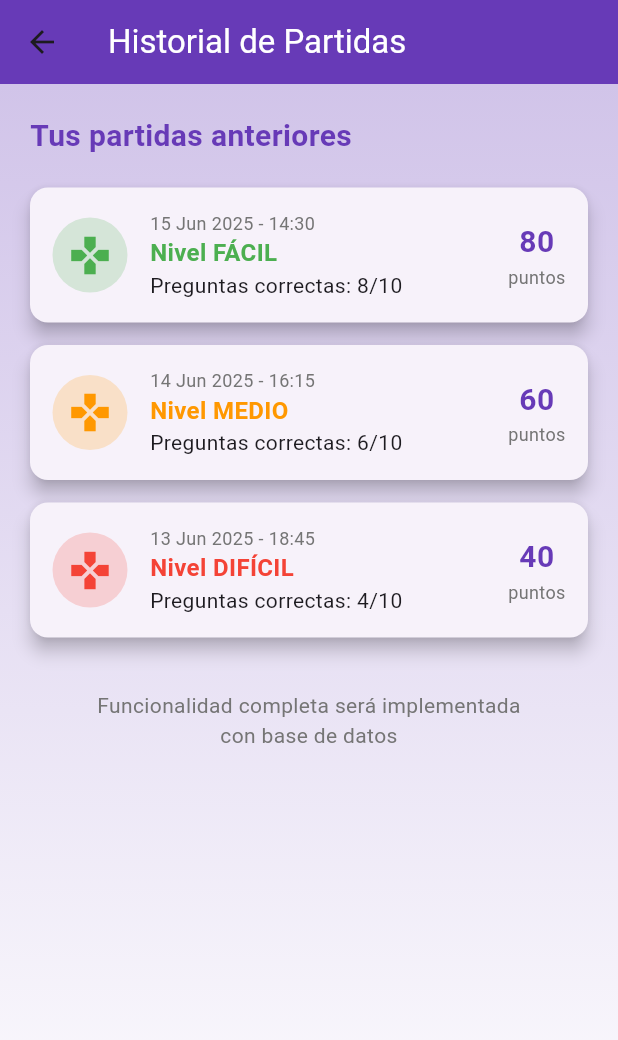
After one commit to Mila21xy/DISPOSITIVOS-M-VILES, a Flutter app: the HistoryScreen screen opened directly, on a phone screen of 412 x 824 dp. The commit adds this screen. Shown: the top 1040 px of the screen. Run offline on Flutter 3.47's test engine with Material 3 defaults, Android fonts, the phone set to English and light mode, and no system bars.

Commit message:
Añadiendo e implementando la pantalla history_screen.dart

```diff
--- /dev/null
+++ b/ProyectoFinal/aventura_matematica/lib/screens/history_screen.dart
@@ -0,0 +1,153 @@
+import 'package:flutter/material.dart';
+
+class HistoryScreen extends StatelessWidget {
+  const HistoryScreen({super.key});
+
+  @override
+  Widget build(BuildContext context) {
+    return Scaffold(
+      appBar: AppBar(
+        title: Text('Historial de Partidas',
+            style: TextStyle(
+                color: Colors.white
+            )
+        ),
+        backgroundColor: Colors.deepPurple,
+      ),
+      body: Container(
+        decoration: BoxDecoration(
+          gradient: LinearGradient(
+            begin: Alignment.topCenter,
+            end: Alignment.bottomCenter,
+            colors: [Colors.deepPurple.shade100, Colors.white],
+          ),
+        ),
+        child: ListView(
+          padding: EdgeInsets.all(20),
+          children: [
+            Text(
+              'Tus partidas anteriores',
+              style: TextStyle(
+                fontSize: 20,
+                fontWeight: FontWeight.bold,
+                color: Colors.deepPurple,
+              ),
+            ),
+            SizedBox(height: 20),
+            _buildHistoryCard(
+              date: '15 Jun 2025 - 14:30',
+              level: 'FÁCIL',
+              score: 80,
+              questions: '8/10',
+              color: Colors.green,
+            ),
+            _buildHistoryCard(
+              date: '14 Jun 2025 - 16:15',
+              level: 'MEDIO',
+              score: 60,
+              questions: '6/10',
+              color: Colors.orange,
+            ),
+            _buildHistoryCard(
+              date: '13 Jun 2025 - 18:45',
+              level: 'DIFÍCIL',
+              score: 40,
+              questions: '4/10',
+              color: Colors.red,
+            ),
+            SizedBox(height: 20),
+            Center(
+              child: Text(
+                'Funcionalidad completa será implementada\ncon base de datos',
+                textAlign: TextAlign.center,
+                style: TextStyle(
+                  color: Colors.grey[600],
+                  fontSize: 14,
+                ),
+              ),
+            ),
+          ],
+        ),
+      ),
+    );
+  }
+
+  Widget _buildHistoryCard({
+    required String date,
+    required String level,
+    required int score,
+    required String questions,
+    required Color color,
+  }) {
+    return Card(
+      elevation: 5,
+      margin: EdgeInsets.only(bottom: 15),
+      child: Padding(
+        padding: EdgeInsets.all(15),
+        child: Row(
+          children: [
+            Container(
+              width: 50,
+              height: 50,
+              decoration: BoxDecoration(
+                color: color.withOpacity(0.20),
+                borderRadius: BorderRadius.circular(25),
+              ),
+              child: Icon(
+                Icons.games,
+                color: color,
+                size: 30,
+              ),
+            ),
+            SizedBox(width: 15),
+            Expanded(
+              child: Column(
+                crossAxisAlignment: CrossAxisAlignment.start,
+                children: [
+                  Text(
+                    date,
+                    style: TextStyle(
+                      fontSize: 12,
+                      color: Colors.grey[600],
+                    ),
+                  ),
+                  Text(
+                    'Nivel $level',
+                    style: TextStyle(
+                      fontSize: 16,
+                      fontWeight: FontWeight.bold,
+                      color: color,
+                    ),
+                  ),
+                  Text(
+                    'Preguntas correctas: $questions',
+                    style: TextStyle(fontSize: 14),
+                  ),
+                ],
+              ),
+            ),
+            Column(
+              children: [
+                Text(
+                  '$score',
+                  style: TextStyle(
+                    fontSize: 20,
+                    fontWeight: FontWeight.bold,
+                    color: Colors.deepPurple,
+                  ),
+                ),
+                Text(
+                  'puntos',
+                  style: TextStyle(
+                    fontSize: 12,
+                    color: Colors.grey[600],
+                  ),
+                ),
+              ],
+            ),
+          ],
+        ),
+      ),
+    );
+  }
+}
--- a/ProyectoFinal/aventura_matematica/lib/screens/home_screen.dart
+++ b/ProyectoFinal/aventura_matematica/lib/screens/home_screen.dart
@@ -1,7 +1,7 @@
 import 'package:flutter/material.dart';
 import 'user_profile_screen.dart';
 import 'level_selection_screen.dart';
-// import 'history_screen.dart';
+import 'history_screen.dart';
 
 class HomeScreen extends StatelessWidget {
   const HomeScreen({super.key});
@@ -64,7 +64,6 @@ class HomeScreen extends StatelessWidget {
                   ),
                 ),
                 SizedBox(height: 20),
-                /*
                 _buildMenuButton(
                   context,
                   'Historial',
@@ -74,7 +73,6 @@ class HomeScreen extends StatelessWidget {
                     MaterialPageRoute(builder: (context) => HistoryScreen()),
                   ),
                 ),
-                */
               ],
             ),
           ),
```
